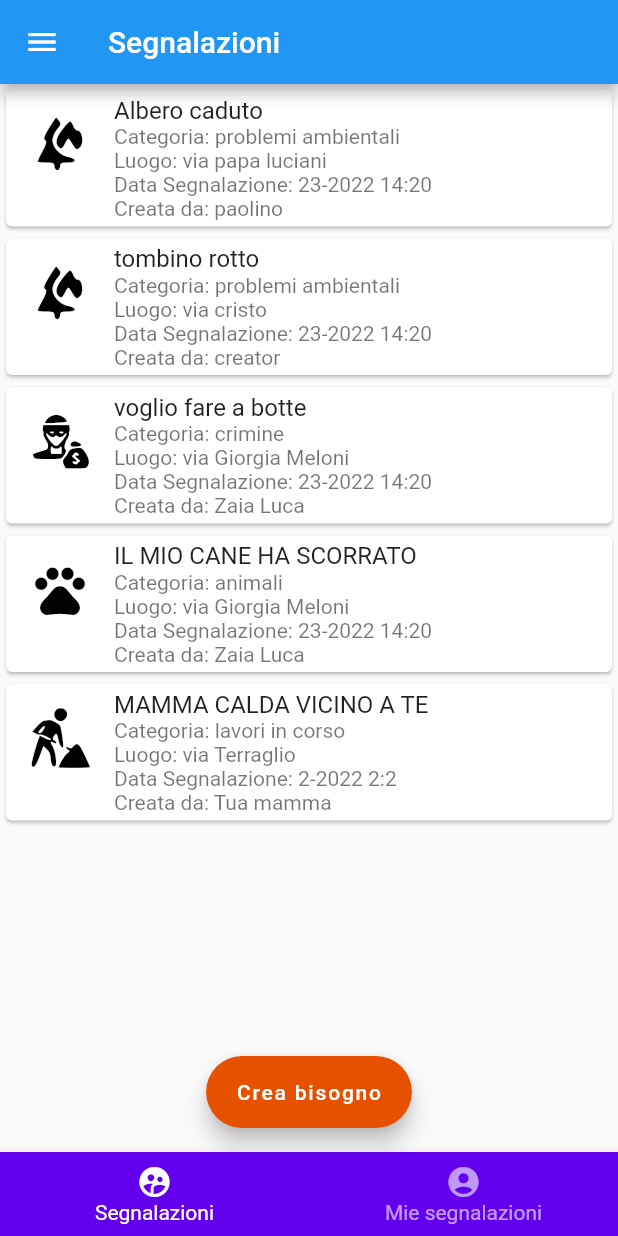
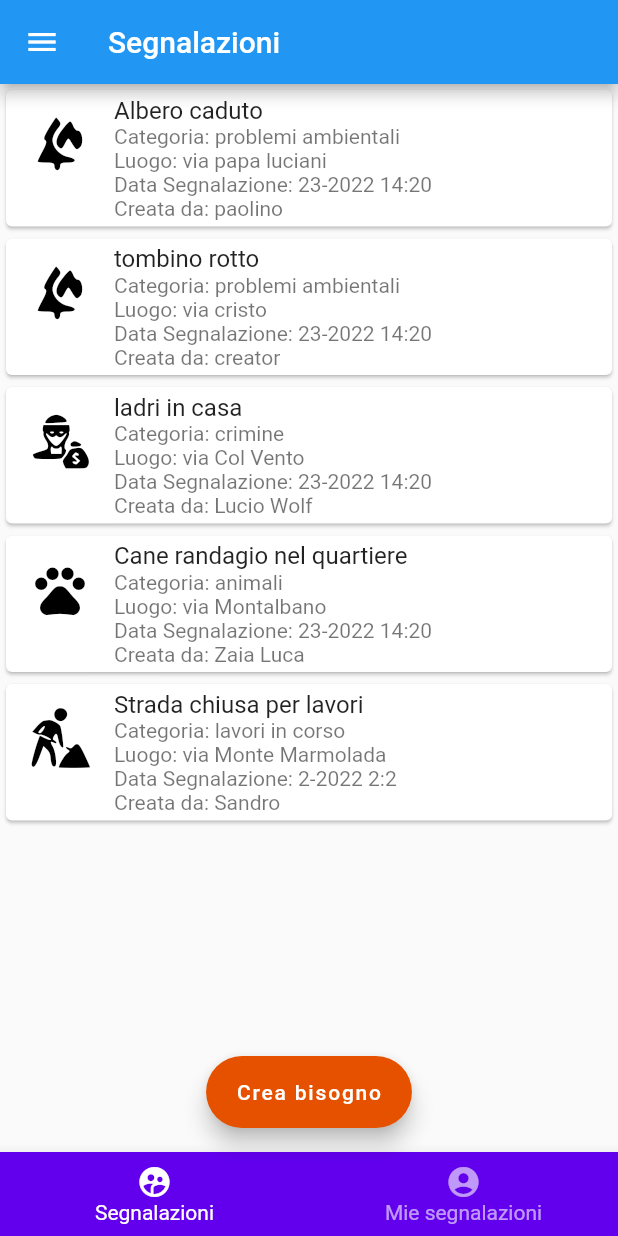
Before and after one commit to SartoriS886809/IngegneriaDelSoftware_2022-2023, a Flutter app: the screen it shows after launch, after a tap on "Segnalazioni", on a phone screen of 412 x 824 dp. Run offline on Flutter 3.47's test engine with Material 2 defaults, Android fonts, the phone set to English and light mode, and no system bars; our stand-ins replace dropdown_search, sqflite; accounts and stored records are empty.

Commit message:
test list update

```diff
--- a/app_android/friendly_neighborhood/lib/core/report/my_reports.dart
+++ b/app_android/friendly_neighborhood/lib/core/report/my_reports.dart
@@ -14,8 +14,8 @@ class _MyReportsState extends State<MyReports> {
   // test list
 
   List<Report> ReportList = [
-    Report(2, DateTime(2022), 'cock', 2, 'animali', 'via di casa mia',
-        'pippo baudo')
+    Report(2, DateTime(2022), 'Cane randagio', 2, 'animali', 'via F. Pannofino',
+        'Alessandro')
   ];
 
   @override
--- a/app_android/friendly_neighborhood/lib/core/report/neighbours_reports.dart
+++ b/app_android/friendly_neighborhood/lib/core/report/neighbours_reports.dart
@@ -18,12 +18,12 @@ class _NeighboursReportsState extends State<NeighboursReports> {
         'problemi ambientali', 'via papa luciani', 'paolino'),
     Report(2, DateTime(2022, 11, 23, 14, 20), 'tombino rotto', 1,
         'problemi ambientali', 'via cristo', 'creator'),
-    Report(3, DateTime(2022, 11, 23, 14, 20), 'voglio fare a botte', 1,
-        'crimine', 'via Giorgia Meloni', 'Zaia Luca'),
-    Report(4, DateTime(2022, 11, 23, 14, 20), 'IL MIO CANE HA SCORRATO', 1,
-        'animali', 'via Giorgia Meloni', 'Zaia Luca'),
-    Report(65, DateTime(2022, 02, 02, 2, 2), 'MAMMA CALDA VICINO A TE', 3,
-        'lavori in corso', 'via Terraglio', 'Tua mamma')
+    Report(3, DateTime(2022, 11, 23, 14, 20), 'ladri in casa', 1, 'crimine',
+        'via Col Vento', 'Lucio Wolf'),
+    Report(4, DateTime(2022, 11, 23, 14, 20), 'Cane randagio nel quartiere', 1,
+        'animali', 'via Montalbano', 'Zaia Luca'),
+    Report(65, DateTime(2022, 02, 02, 2, 2), 'Strada chiusa per lavori', 3,
+        'lavori in corso', 'via Monte Marmolada', 'Sandro')
   ];
 
   //initState() è il costruttore delle classi stato
```
